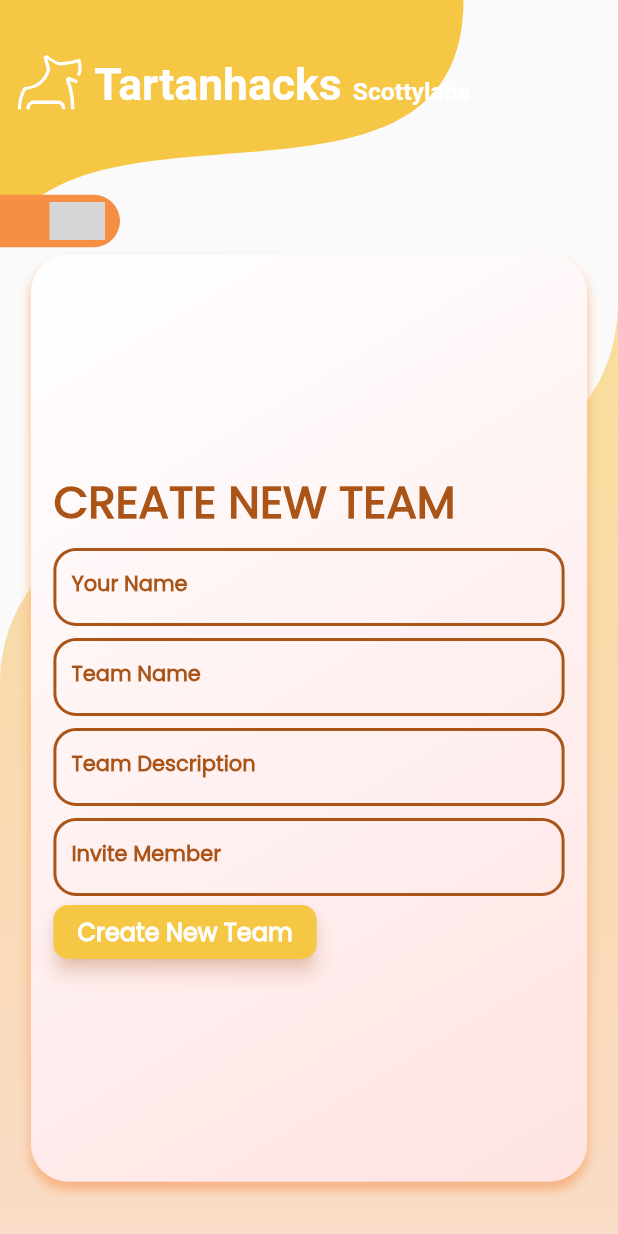
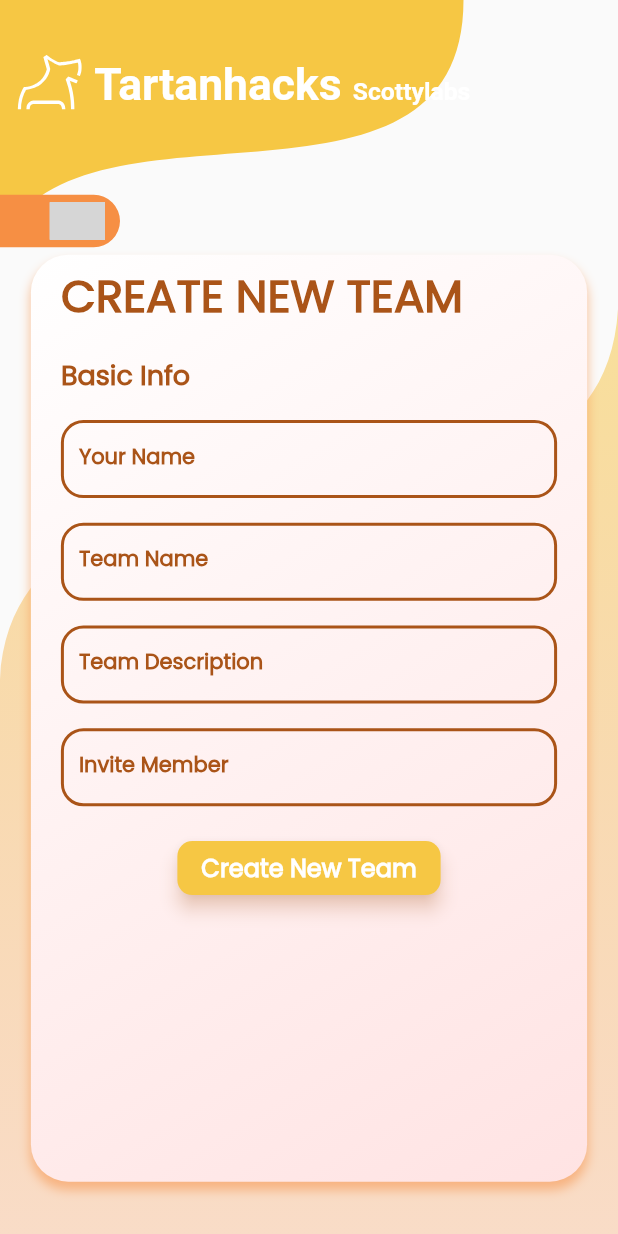
Before and after one commit to ScottyLabs/tartanhacks_dashboard_v2, a Flutter app: the CreateTeam screen opened directly, on a phone screen of 412 x 824 dp. Run offline on Flutter 3.47's test engine with Material 2 defaults, Android fonts, the phone set to English and light mode, and no system bars; our stand-ins replace carousel_slider, date_time_picker, flutter_countdown_timer, flutter_svg, qr_flutter, share and 2 more; missing offline and left inert: barras, charcode, decorated_icon, shared_preferences_web; accounts and stored records are empty; generated files the repository leaves out were written again; grey boxes are pictures that could not be loaded.

Commit message:
added edit teams page

```diff
--- a/lib/main.dart
+++ b/lib/main.dart
@@ -4,7 +4,7 @@ import 'pages/home.dart';
 import 'pages/login.dart';
 import 'pages/forgot.dart';
 import 'pages/project_submission.dart';
-import 'pages/create_team.dart';
+import 'pages/edit_team.dart';
 
 void main() => runApp(MyApp());
 
--- a/lib/pages/create_team.dart
+++ b/lib/pages/create_team.dart
@@ -136,29 +136,48 @@ class _CreateTeamState extends State<CreateTeam> {
                             child: GradBox(
                               width: screenWidth*0.9,
                               height: screenHeight*0.75,
-                              padding: EdgeInsets.fromLTRB(15, 5, 15, 5),
-                              child: Form(
-                                  key: _formKey,
-                                  child: SingleChildScrollView(
+                              padding: EdgeInsets.fromLTRB(20, 5, 20, 5),
                               child: Column(
                                 mainAxisAlignment: MainAxisAlignment.start,
                                 crossAxisAlignment: CrossAxisAlignment.start,
                                 children: [
-                                        Text("CREATE NEW TEAM", style: Theme.of(context).textTheme.headline1),
-                                        SizedBox(height:8),
+                                      Container(
+                                        height: screenHeight*0.75*0.1,
+                                        child: Text("CREATE NEW TEAM", style:
+                                        Theme.of(context).textTheme.headline1),
+                                      ),
+                                      Form(
+                                        key: _formKey,
+
+                                        child: SingleChildScrollView(
+                                          child: Column(
+
+                                            mainAxisAlignment: MainAxisAlignment.center,
+                                            crossAxisAlignment: CrossAxisAlignment.start,
+                                            children: [
+                                              Text("Basic Info", style:
+                                        Theme.of(context).textTheme.headline4),
+                                              SizedBox(height:screenHeight*0.02),
                                               _buildName(),
-                                        SizedBox(height:8),
+                                              SizedBox(height:screenHeight*0.02),
                                               _buildTeamName(),
-                                        SizedBox(height:8),
+                                              SizedBox(height:screenHeight*0.02),
                                               _buildTeamDesc(),
-                                        SizedBox(height:8),
+                                              SizedBox(height:screenHeight*0.02),
                                               _buildInviteMember(),
-                                        SolidButton(
+                                              Container(
+                                                alignment: Alignment.center,
+                                                padding: EdgeInsets.fromLTRB(0, 10, 0, 10),
+                                                height: screenHeight*0.1,
+                                                child: SolidButton(
                                                         text: "Create New Team"
+                                                )
                                               )
                                             ],
                                           )
                                         )
+                                    )
+                                ]
                               )
                             )
                         )
--- a/lib/pages/custom_widgets.dart
+++ b/lib/pages/custom_widgets.dart
@@ -7,7 +7,7 @@ import 'home.dart';
 import 'login.dart';
 import 'project_submission.dart';
 import 'profile.dart';
-import 'create_team.dart';
+import 'edit_team.dart';
 
 
 InputDecoration FormFieldStyle(BuildContext context, String labelText) {
@@ -557,7 +557,7 @@ OverlayEntry MenuOverlay(BuildContext context) {
                               Navigator.push(
                                 context,
                                 MaterialPageRoute(builder: (context) =>
-                                    CreateTeam()),
+                                    EditTeam()),
                               );
                             }
                         ),
```
Also changed, not shown: lib/pages/edit_team.dart (added, +159 -0 lines). Lines whose indentation alone changed are shown as unchanged.
